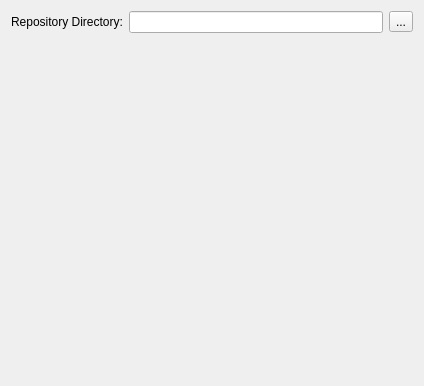
towel42-com/EZGit, file Ui/SelectRepoDir.ui: the form before one commit.
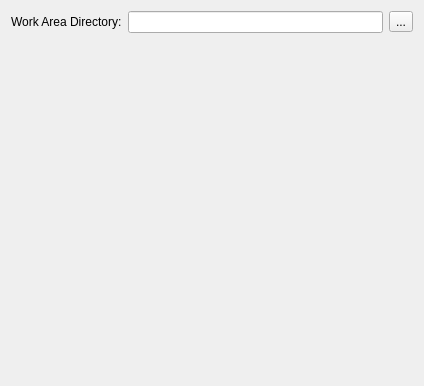
The form after the commit. Icons and pictures are not drawn.

Commit message: Use the term work area rather than respository

Diff of the .ui file:
```diff
--- a/Ui/SelectRepoDir.ui
+++ b/Ui/SelectRepoDir.ui
@@ -46,7 +46,7 @@
    <item row="0" column="0">
     <widget class="QLabel" name="label_2">
      <property name="text">
-      <string>Repository Directory:</string>
+      <string>Work Area Directory:</string>
      </property>
     </widget>
    </item>
```
The commit also changes 2 other files.
